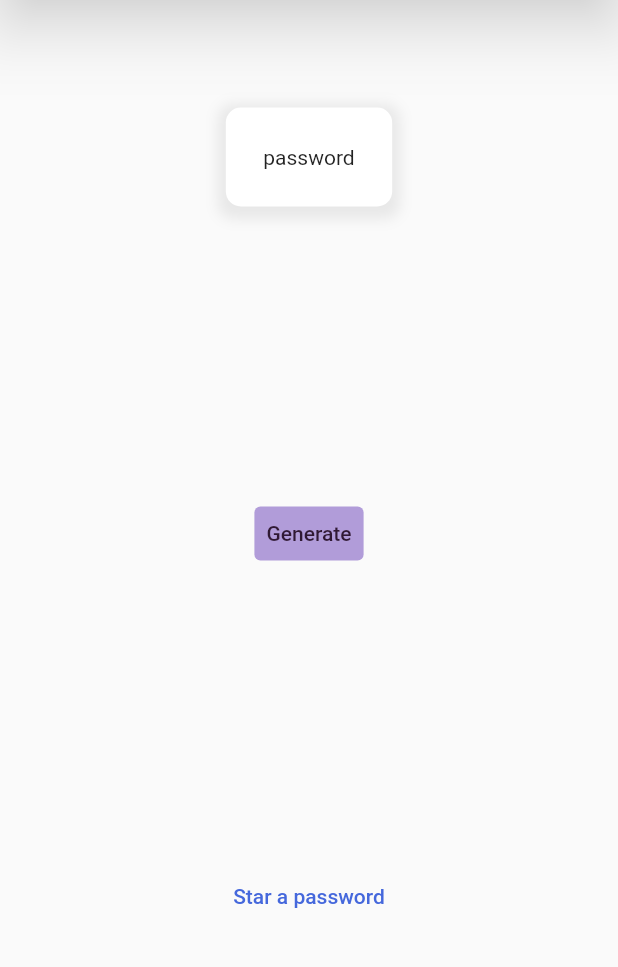
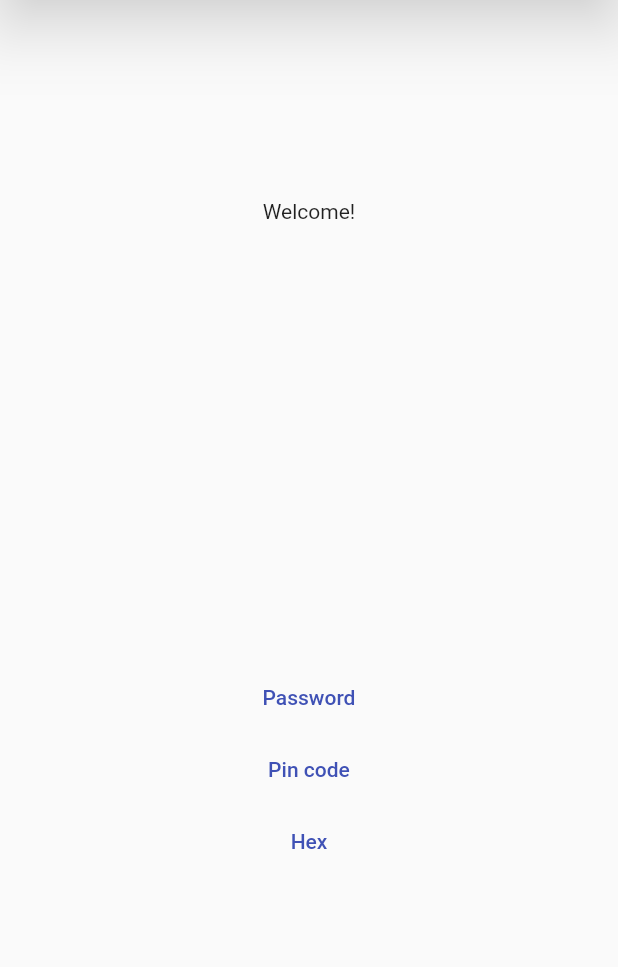
Before and after one commit to aekrops/password-generation, a Flutter app: the screen it shows after launch, on a phone screen of 412 x 824 dp, the part 158-1125 px from its top. Run offline on Flutter 3.47's test engine with Material 2 defaults, Android fonts, the phone set to English and light mode, and no system bars; our stand-ins replace flutter_bloc.

Commit message:
added pin&hex to screen

```diff
--- a/lib/components/password_bloc.dart
+++ b/lib/components/password_bloc.dart
@@ -2,7 +2,9 @@ import 'package:flutter/material.dart';
 import 'package:flutter_bloc/flutter_bloc.dart';
 import 'package:app/components/api.dart';
 
-enum PasswordEvent {easyPassword, mediumPassword, hardPassword}
+enum PasswordEvent {easyPassword, mediumPassword, hardPassword,
+                    easyPINCode, mediumPINCode, hardPINCode,
+                    easyHex, mediumHex, hardHex}
 
 class PasswordBloc extends Bloc<PasswordEvent, String> {
   String _password = "ok";
@@ -12,14 +14,31 @@ class PasswordBloc extends Bloc<PasswordEvent, String> {
   @override
   Stream<String> mapEventToState(PasswordEvent event) async* {
     if (event == PasswordEvent.easyPassword) {
-      _password = await fetchData(8);
+      _password = await fetchPassword(2);
     }
     else if (event == PasswordEvent.mediumPassword) {
-      _password = await fetchData(12);
-    } else if (event == PasswordEvent.hardPassword) {
-      _password = await fetchData(20);
-    } else {
-      _password = await fetchData(6);
+      _password = await fetchPassword(3);
+    }
+    else if (event == PasswordEvent.hardPassword) {
+      _password = await fetchPassword(4);
+    }
+    if (event == PasswordEvent.easyPINCode) {
+      _password = await fetchPINCode(4);
+    }
+    else if (event == PasswordEvent.mediumPINCode) {
+      _password = await fetchPINCode(6);
+    }
+    else if (event == PasswordEvent.hardPINCode) {
+      _password = await fetchPINCode(8);
+    }
+    if (event == PasswordEvent.easyHex) {
+      _password = await fetchHex(8);
+    }
+    else if (event == PasswordEvent.mediumHex) {
+      _password = await fetchHex(12);
+    }
+    else if (event == PasswordEvent.hardHex) {
+      _password = await fetchHex(16);
     }
     yield _password;
   }
--- a/lib/main.dart
+++ b/lib/main.dart
@@ -1,9 +1,7 @@
-import 'package:app/pages/settings.dart';
-import 'package:app/pages/stared_passwords.dart';
 import 'package:flutter/material.dart';
 import 'package:app/pages/home.dart';
 import 'package:flutter_bloc/flutter_bloc.dart';
-
+import 'package:app/pages/stared_passwords.dart';
 import 'components/appbar.dart';
 import 'components/password_bloc.dart';
 
@@ -23,17 +21,16 @@ class MyApp extends StatelessWidget {
         primarySwatch: Colors.indigo,
       ),
       home: BlocProvider(
-        create: (context) => PasswordBloc("password"),
+        create: (context) => PasswordBloc("Welcome!"),
         child: DefaultTabController(
-            length: 2, // with settings => 3
+            length: 2,
             child: Scaffold(
               appBar: PreferredSize(
                   preferredSize: const Size.fromHeight(80), child: appBar()),
               body: const TabBarView(
                 children: [
                   HomePage(),
-                  PasswordsPage(),
-                  // SettingsPage(),
+                  StaredPage(),
                 ],
               ),
             )),
--- a/lib/pages/home.dart
+++ b/lib/pages/home.dart
@@ -1,16 +1,15 @@
 import 'package:app/components/password_bloc.dart';
-import 'package:app/pages/settings.dart';
 import 'package:flutter/material.dart';
 import 'package:flutter_bloc/flutter_bloc.dart';
 
+import '../utils.dart';
 
-class HomePage extends StatelessWidget{
+class HomePage extends StatelessWidget {
   const HomePage({Key? key}) : super(key: key);
 
   @override
   Widget build(BuildContext context) =>
-      BlocBuilder<PasswordBloc, String>(
-        builder: (context, password) {
+      BlocBuilder<PasswordBloc, String>(builder: (context, password) {
         return Container(
           child: Column(
             mainAxisAlignment: MainAxisAlignment.spaceAround,
@@ -20,26 +19,33 @@ class HomePage extends StatelessWidget{
                 decoration: boxDecoration(),
                 child: Text(password.toString()),
               ),
+              Column(
+                children: [
                   TextButton(
-                    child: const Text("Generate"),
-                    style: TextButton.styleFrom(
-                      primary: const Color.fromRGBO(48, 25, 52, 1),
-                      backgroundColor: const Color.fromRGBO(177, 156, 217, 1),
-                    ),
+                    child: const Text("Password"),
+                    style: textDecoration(),
                     onPressed: () =>
                         BlocProvider.of<PasswordBloc>(context, listen: false)
                             .add(PasswordEvent.hardPassword),
                   ),
                   TextButton(
-                    child: const Text("Star a password"),
-                    style: TextButton.styleFrom(
-                      primary: const Color.fromRGBO(69, 104, 220, 1),
+                    child: const Text("Pin code"),
+                    style: textDecoration(),
+                    onPressed: () =>
+                        BlocProvider.of<PasswordBloc>(context, listen: false)
+                            .add(PasswordEvent.hardPINCode),
                   ),
-                    onPressed: () => {}
+                  TextButton(
+                    child: const Text("Hex"),
+                    style: textDecoration(),
+                    onPressed: () =>
+                        BlocProvider.of<PasswordBloc>(context, listen: false)
+                            .add(PasswordEvent.mediumHex),
                   ),
+                ],
+              )
             ],
           ),
         );
+      });
 }
-      );
-}
```
Lines whose indentation alone changed are shown as unchanged.
